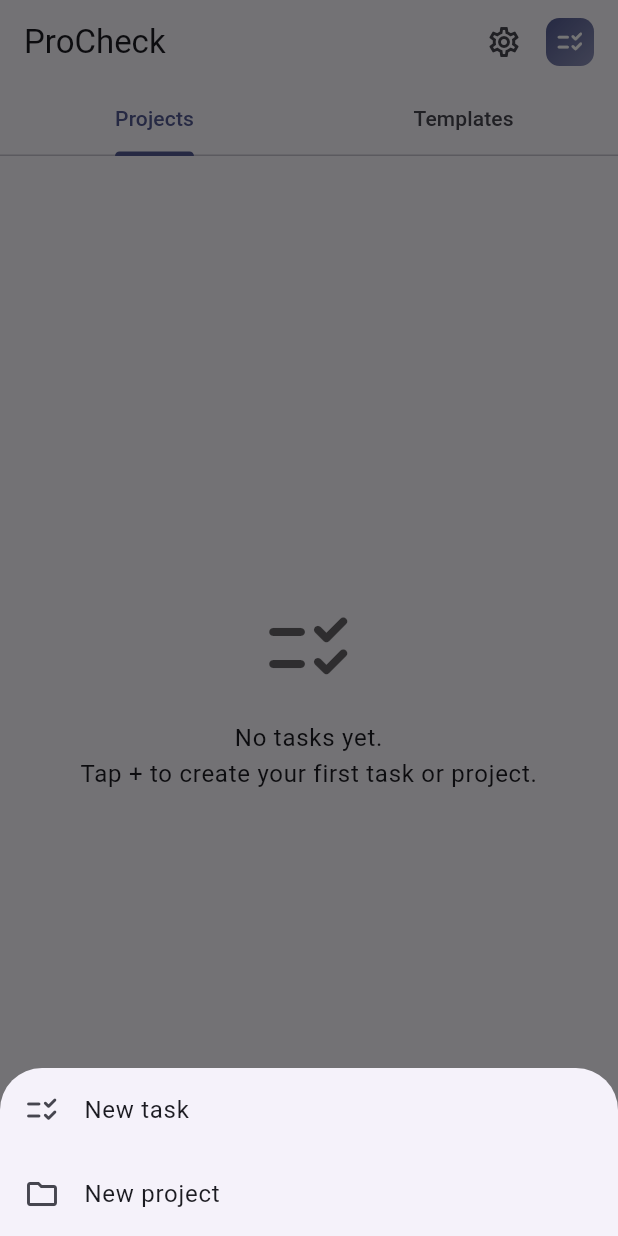
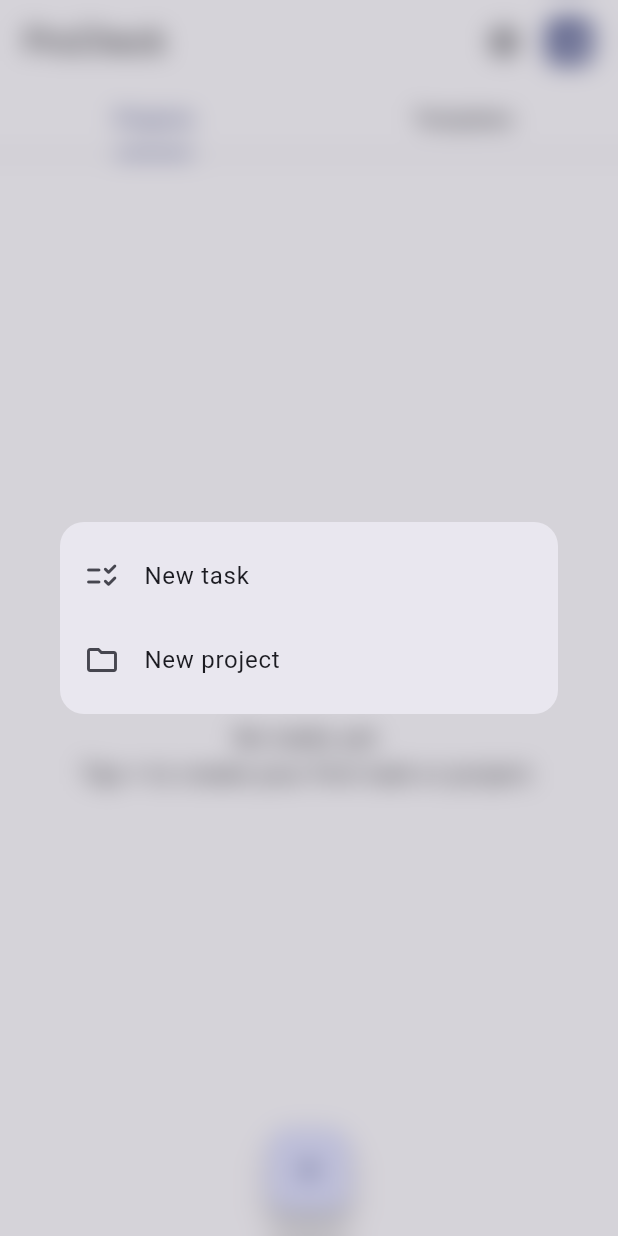
Before and after one commit to JellevdBerg/Procheck-listing-app, a Flutter app: the screen it shows after launch, after a tap on the "add" icon, on a phone screen of 412 x 824 dp. Run offline on Flutter 3.47's test engine with Material 3 defaults, Android fonts, the phone set to English and light mode, and no system bars; our stand-ins replace flutter_riverpod, hive, hive_flutter; accounts and stored records are empty.

Commit message:
Add project search, cascade-delete, blurred dialogs, and checkbox wobble
- Add a search field on the Projects tab that filters the project grid by
  name as you type
- Deleting a project now deletes its tasks (and their embedded subtasks)
  instead of unfiling them
- Replace the "add project/task" bottom sheets with a shared
  showBlurredDialog helper: a centered rounded-rectangle card over a
  blurred backdrop, applied consistently across all of the app's dialogs
  (text prompts, confirm, project color picker, create-task)
- Add a WobbleCheckbox that plays a quick squash-and-tilt animation when a
  task is checked off, skipped when "reduce motion" is on

Co-Authored-By: Claude Sonnet 5 <noreply@anthropic.com>
Claude-Session: https://claude.ai/code/session_019yqX4kWsz4fTKXYhpjpwbe

```diff
--- a/lib/providers/projects_provider.dart
+++ b/lib/providers/projects_provider.dart
@@ -85,8 +85,8 @@ class ProjectsNotifier extends StateNotifier<List<Project>> {
   }
 
   void deleteProject(String id) {
-    // Unfile any tasks that live in this project before deleting it.
-    _ref.read(tasksProvider.notifier).unfileTasksInProject(id);
+    // Deleting a project takes its tasks (and their subtasks) with it.
+    _ref.read(tasksProvider.notifier).deleteTasksInProject(id);
     unawaited(_box.delete(id));
     state = state.where((p) => p.id != id).toList();
   }
--- a/lib/screens/home_screen.dart
+++ b/lib/screens/home_screen.dart
@@ -7,6 +7,7 @@ import '../providers/settings_provider.dart';
 import '../providers/task_templates_provider.dart';
 import '../providers/tasks_provider.dart';
 import '../widgets/app_logo.dart';
+import '../widgets/blurred_dialog.dart';
 import '../widgets/create_task_sheet.dart';
 import '../widgets/page_transitions.dart';
 import '../widgets/project_card.dart';
@@ -90,9 +91,14 @@ class _HomeScreenState extends ConsumerState<HomeScreen>
   }
 
   void _showProjectsTabActions(BuildContext context) {
-    showModalBottomSheet(
+    showBlurredDialog(
       context: context,
-      builder: (sheetContext) => SafeArea(
+      builder: (dialogContext) => Dialog(
+        shape: RoundedRectangleBorder(borderRadius: BorderRadius.circular(16)),
+        child: ConstrainedBox(
+          constraints: const BoxConstraints(maxWidth: 360),
+          child: Padding(
+            padding: const EdgeInsets.symmetric(vertical: 8),
             child: Column(
               mainAxisSize: MainAxisSize.min,
               children: [
@@ -100,7 +106,7 @@ class _HomeScreenState extends ConsumerState<HomeScreen>
                   leading: const Icon(Icons.checklist_rtl_rounded),
                   title: const Text('New task'),
                   onTap: () {
-                Navigator.of(sheetContext).pop();
+                    Navigator.of(dialogContext).pop();
                     showCreateTaskSheet(context);
                   },
                 ),
@@ -108,7 +114,7 @@ class _HomeScreenState extends ConsumerState<HomeScreen>
                   leading: const Icon(Icons.folder_outlined),
                   title: const Text('New project'),
                   onTap: () async {
-                Navigator.of(sheetContext).pop();
+                    Navigator.of(dialogContext).pop();
                     final result = await showProjectPromptDialog(
                       context,
                       title: 'New project',
@@ -125,30 +131,53 @@ class _HomeScreenState extends ConsumerState<HomeScreen>
               ],
             ),
           ),
+        ),
+      ),
     );
   }
 }
 
-class _ProjectsTab extends ConsumerWidget {
+class _ProjectsTab extends ConsumerStatefulWidget {
   const _ProjectsTab();
 
+  @override
+  ConsumerState<_ProjectsTab> createState() => _ProjectsTabState();
+}
+
+class _ProjectsTabState extends ConsumerState<_ProjectsTab> {
   static const _featuredCardHeight = 280.0;
   static const _featuredCardMinWidth = 240.0;
   static const _gridPadding = 16.0;
 
+  final _searchController = TextEditingController();
+  String _query = '';
+
   @override
-  Widget build(BuildContext context, WidgetRef ref) {
-    final projects = ref.watch(projectsProvider);
+  void dispose() {
+    _searchController.dispose();
+    super.dispose();
+  }
+
+  @override
+  Widget build(BuildContext context) {
+    final allProjects = ref.watch(projectsProvider);
     final tasks = ref.watch(tasksProvider);
     final reduceMotion = ref.watch(settingsProvider).reduceMotion;
     final unfiledTasks = tasks.where((t) => t.projectId == null).toList();
 
-    if (projects.isEmpty && unfiledTasks.isEmpty) {
+    if (allProjects.isEmpty && unfiledTasks.isEmpty) {
       return const _EmptyState(
         icon: Icons.checklist_rtl_rounded,
         message: 'No tasks yet.\nTap + to create your first task or project.',
       );
     }
+
+    final query = _query.trim().toLowerCase();
+    final projects = query.isEmpty
+        ? allProjects
+        : allProjects
+              .where((p) => p.name.toLowerCase().contains(query))
+              .toList();
 
     void openProject(String projectId) {
       ref.read(projectsProvider.notifier).touchProject(projectId);
@@ -175,6 +204,32 @@ class _ProjectsTab extends ConsumerWidget {
 
         return ListView(
           children: [
+            if (allProjects.isNotEmpty)
+              Padding(
+                padding: const EdgeInsets.fromLTRB(16, 16, 16, 0),
+                child: TextField(
+                  controller: _searchController,
+                  onChanged: (value) => setState(() => _query = value),
+                  decoration: InputDecoration(
+                    hintText: 'Search projects',
+                    isDense: true,
+                    prefixIcon: const Icon(Icons.search),
+                    suffixIcon: _query.isEmpty
+                        ? null
+                        : IconButton(
+                            icon: const Icon(Icons.clear),
+                            tooltip: 'Clear search',
+                            onPressed: () => setState(() {
+                              _searchController.clear();
+                              _query = '';
+                            }),
+                          ),
+                    border: OutlineInputBorder(
+                      borderRadius: BorderRadius.circular(12),
+                    ),
+                  ),
+                ),
+              ),
             if (featuredProjects.isNotEmpty) ...[
               const _SectionHeader('Projects'),
               Padding(
@@ -203,6 +258,18 @@ class _ProjectsTab extends ConsumerWidget {
                           .deleteProject(project.id),
                     );
                   },
+                ),
+              ),
+            ] else if (query.isNotEmpty) ...[
+              Padding(
+                padding: const EdgeInsets.symmetric(
+                  vertical: 32,
+                  horizontal: 24,
+                ),
+                child: Text(
+                  'No projects match "${_query.trim()}".',
+                  textAlign: TextAlign.center,
+                  style: Theme.of(context).textTheme.bodyLarge,
                 ),
               ),
             ],
--- a/lib/screens/project_detail_screen.dart
+++ b/lib/screens/project_detail_screen.dart
@@ -85,7 +85,7 @@ class ProjectDetailScreen extends ConsumerWidget {
                 context,
                 title: 'Delete project?',
                 message:
-                    'Tasks inside "${project.name}" will move to Unfiled. This cannot be undone.',
+                    'Tasks and subtasks inside "${project.name}" will be deleted too. This cannot be undone.',
               );
               if (confirmed) {
                 ref.read(projectsProvider.notifier).deleteProject(projectId);
--- /dev/null
+++ b/lib/widgets/blurred_dialog.dart
@@ -0,0 +1,42 @@
+import 'dart:ui';
+
+import 'package:flutter/material.dart';
+
+/// Shows [builder]'s content as a centered rectangle over a blurred backdrop,
+/// instead of the plain dim-only barrier `showDialog` normally uses. All of
+/// the app's dialogs and quick-action prompts go through this so they read
+/// as one consistent style.
+Future<T?> showBlurredDialog<T>({
+  required BuildContext context,
+  required WidgetBuilder builder,
+  bool barrierDismissible = true,
+}) {
+  return showGeneralDialog<T>(
+    context: context,
+    barrierDismissible: barrierDismissible,
+    barrierLabel: MaterialLocalizations.of(context).modalBarrierDismissLabel,
+    barrierColor: Colors.black.withValues(alpha: 0.15),
+    transitionDuration: const Duration(milliseconds: 220),
+    pageBuilder: (context, animation, secondaryAnimation) {
+      return SafeArea(
+        child: Center(child: Builder(builder: builder)),
+      );
+    },
+    transitionBuilder: (context, animation, secondaryAnimation, child) {
+      return AnimatedBuilder(
+        animation: animation,
+        child: child,
+        builder: (context, child) {
+          final value = Curves.easeOut.transform(animation.value);
+          return BackdropFilter(
+            filter: ImageFilter.blur(sigmaX: 8 * value, sigmaY: 8 * value),
+            child: Opacity(
+              opacity: value,
+              child: Transform.scale(scale: 0.94 + 0.06 * value, child: child),
+            ),
+          );
+        },
+      );
+    },
+  );
+}
--- a/lib/widgets/project_card.dart
+++ b/lib/widgets/project_card.dart
@@ -180,7 +180,7 @@ class _ProjectCardState extends State<ProjectCard> {
       context,
       title: 'Delete project?',
       message:
-          'Tasks inside "${widget.project.name}" will move to Unfiled. This cannot be undone.',
+          'Tasks and subtasks inside "${widget.project.name}" will be deleted too. This cannot be undone.',
     );
     if (confirmed) widget.onDelete();
   }
--- a/lib/widgets/task_tile.dart
+++ b/lib/widgets/task_tile.dart
@@ -2,7 +2,9 @@ import 'package:flutter/material.dart';
 import 'package:flutter_riverpod/flutter_riverpod.dart';
 
 import '../models/task.dart';
+import '../providers/settings_provider.dart';
 import '../providers/tasks_provider.dart';
+import 'wobble_checkbox.dart';
 
 /// A single task row: a checkbox + title that expands in place to reveal
 /// its subtasks below and a notes panel beside them. Checking every
@@ -68,6 +70,7 @@ class _TaskTileState extends ConsumerState<TaskTile> {
   Widget build(BuildContext context) {
     final task = widget.task;
     final notifier = ref.read(tasksProvider.notifier);
+    final reduceMotion = ref.watch(settingsProvider).reduceMotion;
 
     // Once expanded, the notes panel already shows the full text, so the
     // collapsed preview line would just be a duplicate.
@@ -82,8 +85,9 @@ class _TaskTileState extends ConsumerState<TaskTile> {
       children: [
         ListTile(
           onTap: () => setState(() => _expanded = !_expanded),
-          leading: Checkbox(
+          leading: WobbleCheckbox(
             value: task.isChecked,
+            reduceMotion: reduceMotion,
             onChanged: (_) => notifier.toggleTask(task.id),
           ),
           title: Text(
```
Also changed, not shown: lib/providers/tasks_provider.dart (+12 -8 lines), lib/widgets/create_task_sheet.dart (+16 -10 lines), lib/widgets/text_prompt_dialog.dart (+4 -3 lines), lib/widgets/wobble_checkbox.dart (added, +70 -0 lines), 1 other file. Lines whose indentation alone changed are shown as unchanged.
